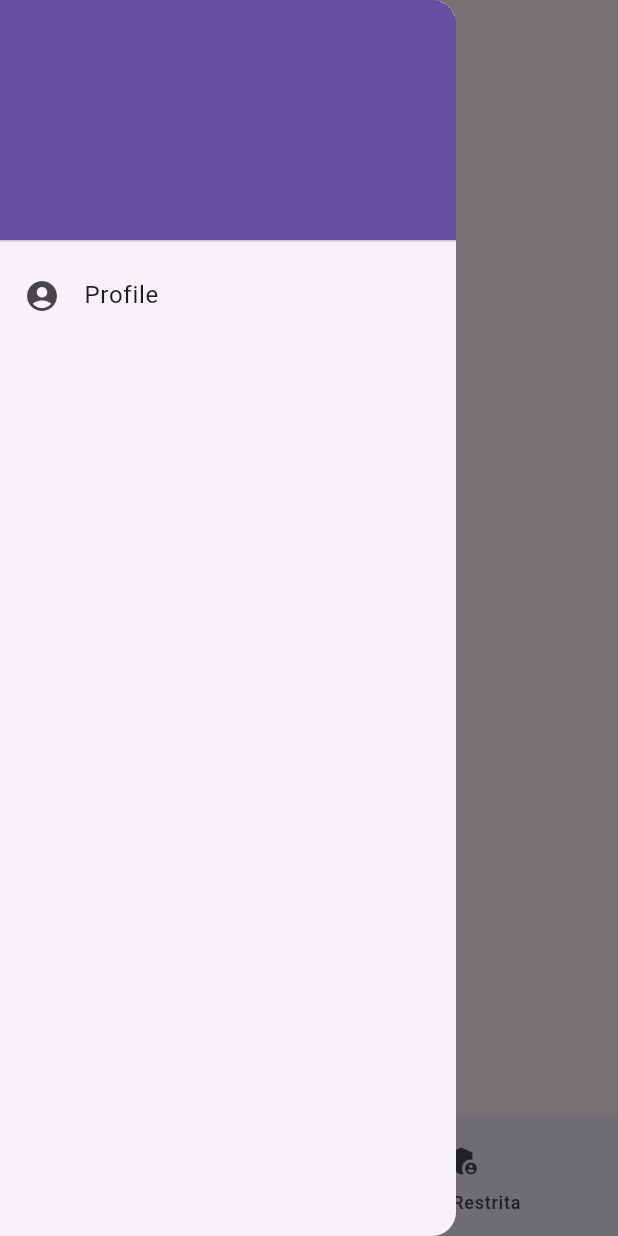
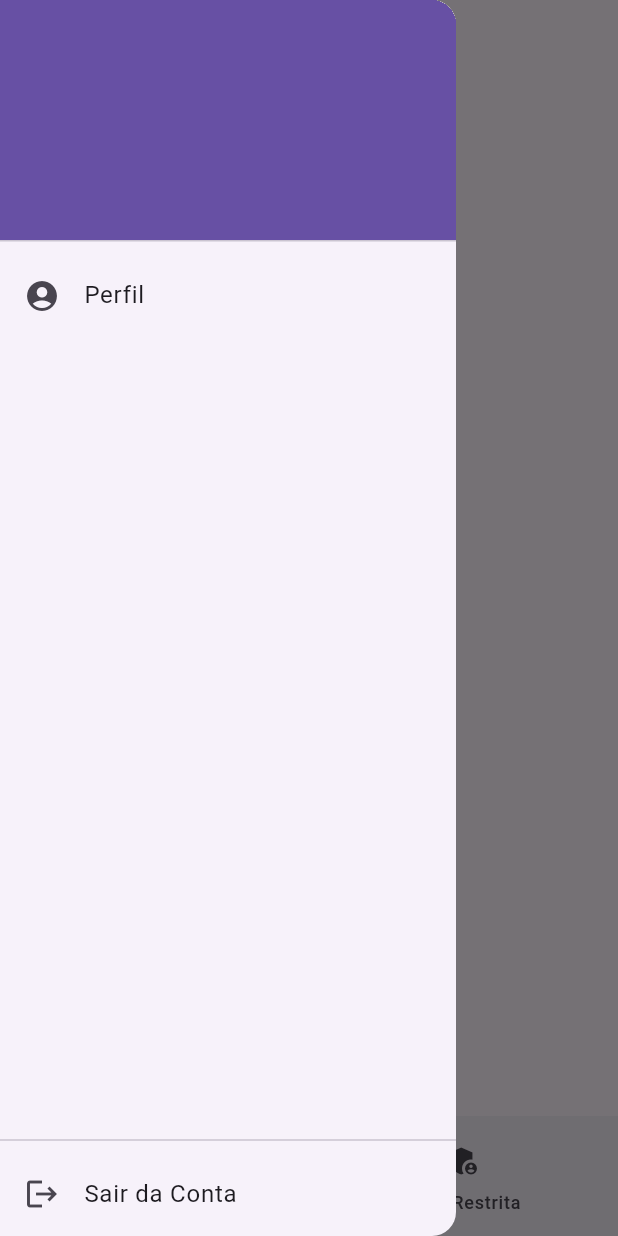
Before and after one commit to valdineifer/desafio_capyba, a Flutter app: the HomePage screen opened directly, with the side drawer open, on a phone screen of 412 x 824 dp. Run offline on Flutter 3.47's test engine with Material 2 defaults, Android fonts, the phone set to English and light mode, and no system bars; our stand-ins replace email_validator, firebase_auth, firebase_core, firebase_storage, image_picker; accounts and stored records are empty.

Commit message:
Adiciona ação de Logout no final do Drawer

```diff
--- a/lib/pages/home_page.dart
+++ b/lib/pages/home_page.dart
@@ -1,6 +1,7 @@
 import 'package:desafio_capyba/pages/login_page.dart';
 import 'package:desafio_capyba/services/auth_service.dart';
 import 'package:desafio_capyba/widgets/drawer_widget.dart';
+import 'package:desafio_capyba/widgets/loading_widget.dart';
 import 'package:firebase_auth/firebase_auth.dart';
 import 'package:flutter/material.dart';
 
@@ -44,6 +45,10 @@ class BottomBarState extends State<HomePage> {
     return StreamBuilder<User?>(
         stream: AuthService().userStream,
         builder: (context, snapshot) {
+          if (snapshot.connectionState == ConnectionState.waiting) {
+            return const LoadingWidget();
+          }
+
           if (!snapshot.hasData) {
             return const LoginPage();
           }
--- a/lib/widgets/drawer_widget.dart
+++ b/lib/widgets/drawer_widget.dart
@@ -21,21 +21,32 @@ class HomeDrawer extends StatelessWidget {
   @override
   Widget build(BuildContext context) {
     return Drawer(
-      child: ListView(
-        padding: EdgeInsets.zero,
+      child: Column(
         children: [
           UserAccountsDrawerHeader(
             currentAccountPicture: user?.photoURL != null
                 ? _getAccountPicture(user!.photoURL!)
                 : null,
-            currentAccountPictureSize: const Size.square(80),
             accountName: Text(user?.displayName ?? ''),
             accountEmail: Text(user?.email ?? ''),
           ),
           const ListTile(
             leading: Icon(Icons.account_circle),
-            title: Text('Profile'),
+            title: Text('Perfil'),
           ),
+          const Spacer(),
+          const Divider(
+            thickness: 1,
+          ),
+          ListTile(
+            leading: const Icon(Icons.logout),
+            title: const Text('Sair da Conta'),
+            onTap: () async {
+              await AuthService().logout(onSuccess: () {
+                Navigator.of(context).pushReplacementNamed('/login');
+              });
+            },
+          )
         ],
       ),
     );
```
